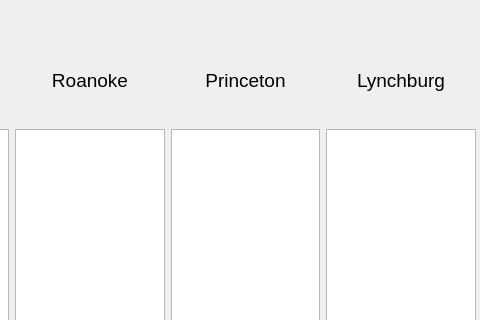
First picture: the form in hospitalwindow.ui, repository braeden-muller/hospitalBeds, before the edit; both pictures show x 160 to 640 and y 0 to 320 of the 800 by 600 pixel window.
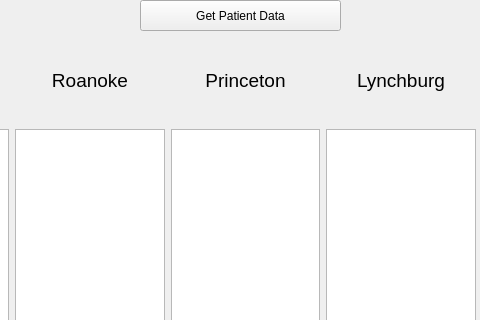
Second picture: the form after the edit. Custom widgets are drawn as their Qt base class.

Commit message: Added framework for hospitalclient

The edit to the form file:
```diff
--- a/hospitalwindow.ui
+++ b/hospitalwindow.ui
@@ -128,6 +128,19 @@
      </item>
     </layout>
    </widget>
+   <widget class="QPushButton" name="hospital_data">
+    <property name="geometry">
+     <rect>
+      <x>300</x>
+      <y>0</y>
+      <width>201</width>
+      <height>31</height>
+     </rect>
+    </property>
+    <property name="text">
+     <string>Get Patient Data</string>
+    </property>
+   </widget>
   </widget>
   <widget class="QMenuBar" name="menubar">
    <property name="geometry">
```
Left out of the diff: 2 changed lines with no effect on the pictures. The commit also changes 2 other files.
